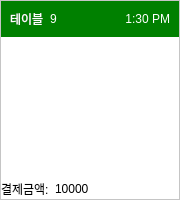
First picture: the form in src/ui/kitchen_display/widgets/TableInfo.ui, repository j0minjae/smart-delivery-robot, before the edit.
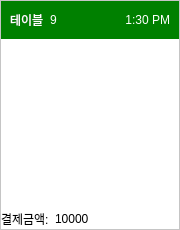
Second picture: the form after the edit.

Commit message: feat: table and ticket data update

Patch:
```diff
--- a/src/ui/kitchen_display/widgets/TableInfo.ui
+++ b/src/ui/kitchen_display/widgets/TableInfo.ui
@@ -7,15 +7,27 @@
     <x>0</x>
     <y>0</y>
     <width>180</width>
-    <height>200</height>
+    <height>230</height>
    </rect>
   </property>
   <property name="sizePolicy">
-   <sizepolicy hsizetype="Fixed" vsizetype="Fixed">
+   <sizepolicy hsizetype="Preferred" vsizetype="Preferred">
     <horstretch>0</horstretch>
     <verstretch>0</verstretch>
    </sizepolicy>
   </property>
+  <property name="minimumSize">
+   <size>
+    <width>180</width>
+    <height>230</height>
+   </size>
+  </property>
+  <property name="maximumSize">
+   <size>
+    <width>180</width>
+    <height>230</height>
+   </size>
+  </property>
   <property name="windowTitle">
    <string>Form</string>
   </property>
@@ -37,6 +49,12 @@
    </property>
    <item>
     <widget class="QFrame" name="frame">
+     <property name="sizePolicy">
+      <sizepolicy hsizetype="Preferred" vsizetype="Preferred">
+       <horstretch>0</horstretch>
+       <verstretch>0</verstretch>
+      </sizepolicy>
+     </property>
      <property name="styleSheet">
       <string notr="true">background-color:white;</string>
      </property>
@@ -90,6 +108,19 @@
            </item>
           </layout>
          </item>
+         <item>
+          <spacer name="horizontalSpacer_3">
+           <property name="orientation">
+            <enum>Qt::Horizontal</enum>
+           </property>
+           <property name="sizeHint" stdset="0">
+            <size>
+             <width>40</width>
+             <height>20</height>
+            </size>
+           </property>
+          </spacer>
+         </item>
          <item>
           <widget class="QLabel" name="first_order_time">
            <property name="font">
```
Left out of the diff: 2 changed lines with no effect on the pictures. The commit also changes 5 other files.
